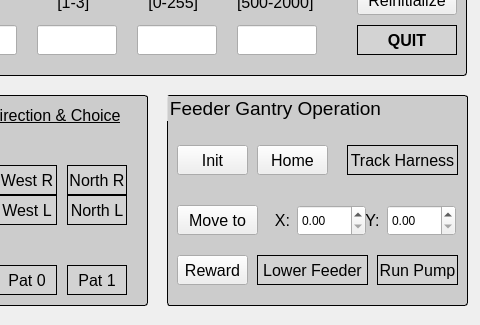
First picture: the form in src/omniroute_operation/src/omniroute_controller/omniroute_controller_interface.ui, repository NC4Lab/omniroute_ubuntu_ws, before the edit; both pictures show x 313 to 793 and y 755 to 1080 of the 793 by 1080 pixel window.
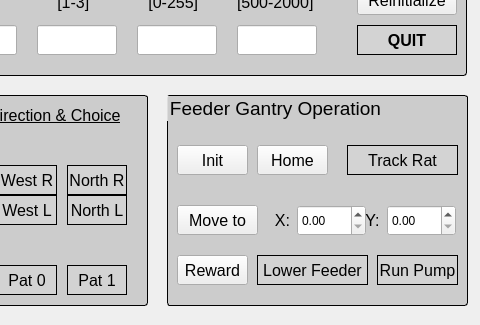
Second picture: the form after the edit.

Commit message: Combining harness and headstage tracking into rat tracking

```diff
--- a/src/omniroute_operation/src/omniroute_controller/omniroute_controller_interface.ui
+++ b/src/omniroute_operation/src/omniroute_controller/omniroute_controller_interface.ui
@@ -1670,7 +1670,7 @@
 </string>
     </property>
     <property name="text">
-     <string>Track Harness</string>
+     <string>Track Rat</string>
     </property>
     <property name="checkable">
      <bool>true</bool>
```
Left out of the diff: 2 changed lines with no effect on the pictures. The commit also changes 9 other files.
